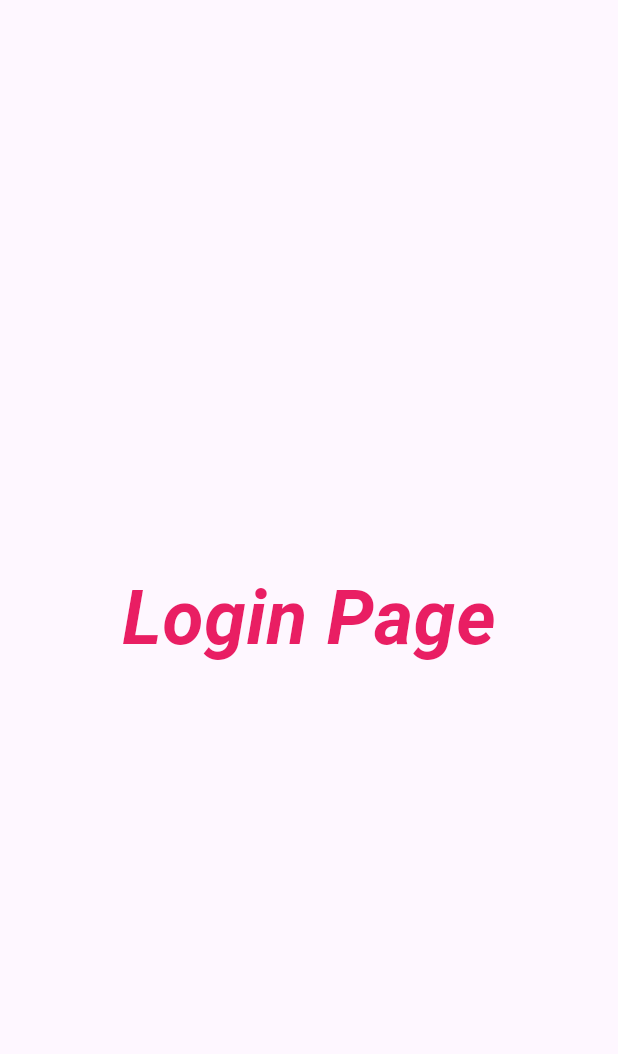
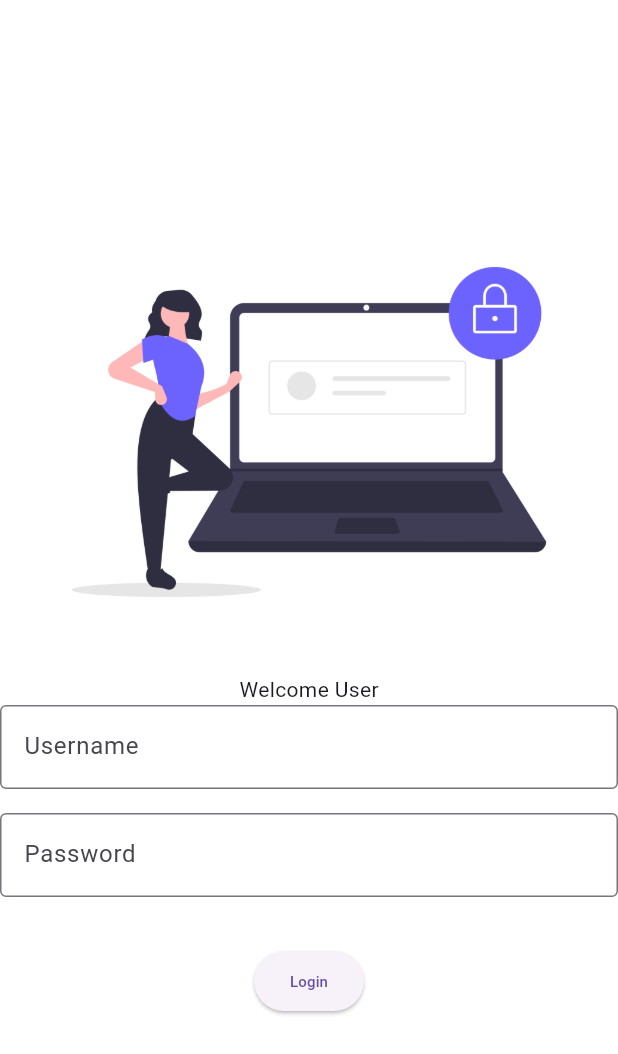
Before and after one commit to Deveshmonitor/flutter_catalog, a Flutter app: the screen it shows after launch, on a phone screen of 412 x 824 dp. Shown: the top 1054 px of the screen. Run offline on Flutter 3.47's test engine with Material 3 defaults, Android fonts, the phone set to English and light mode, and no system bars; our stand-ins replace google_fonts.

Commit message:
day 5 update

```diff
--- a/lib/main.dart
+++ b/lib/main.dart
@@ -1,6 +1,6 @@
 import "package:flutter/material.dart";
-import "package:flutter_catalog/pages/home.dart";
 import "package:flutter_catalog/pages/login.dart";
+import 'package:google_fonts/google_fonts.dart';
 
 void main() {
   runApp(MyApp());
@@ -11,14 +11,17 @@ class MyApp extends StatelessWidget {
 
   @override
   Widget build(BuildContext context) {
-    String dev = "world best programmer";
+    // String dev = "world best programmer";
 
     // final pi = 3.2;
     // const devesh = "devesh";
     // var deve = 1;
     return MaterialApp(
       themeMode: ThemeMode.light,
-      theme: ThemeData(primarySwatch: Colors.deepOrange),
+      theme: ThemeData(
+        primarySwatch: Colors.deepOrange,
+        // primaryTextTheme: GoogleFonts.latoTextTheme(),
+      ),
       darkTheme: ThemeData(brightness: Brightness.dark),
       routes: {
         "/": (context) => Login(),
--- a/lib/pages/login.dart
+++ b/lib/pages/login.dart
@@ -1,18 +1,57 @@
 import 'package:flutter/material.dart';
 
 class Login extends StatelessWidget {
+  final TextEditingController usernameController = TextEditingController();
+  final TextEditingController passwordController = TextEditingController();
+
+  Login({super.key});
+
   @override
   Widget build(BuildContext context) {
     return Material(
-      child: Center(
-        child: Text(
-          "Login Page",
-          style: TextStyle(
-              fontSize: 50,
-              color: Colors.pink,
-              fontWeight: FontWeight.bold,
-              fontStyle: FontStyle.italic),
-        ),
+      color: Colors.white,
+      child: Column(
+        mainAxisAlignment: MainAxisAlignment.center,
+        children: [
+          Image.asset(
+            "assets/login.png",
+            fit: BoxFit.cover,
+          ),
+          SizedBox(
+            height: 20,
+          ),
+          Text("Welcome User"),
+          TextField(
+            controller: usernameController,
+            decoration: const InputDecoration(
+              labelText: 'Username',
+              hintText: "Enter Your Username",
+              border: OutlineInputBorder(),
+            ),
+          ),
+          const SizedBox(height: 16),
+          TextField(
+            controller: passwordController,
+            obscureText: true,
+            decoration: const InputDecoration(
+              hintText: "Enter Your Password",
+              labelText: 'Password',
+              border: OutlineInputBorder(),
+            ),
+          ),
+          const SizedBox(height: 32),
+          ElevatedButton(
+            onPressed: () {
+              // Add your login logic here
+              print('Username: ${usernameController.text}');
+              print('Password: ${passwordController.text}');
+            },
+            child: const Text(
+              'Login',
+              style: TextStyle(fontSize: 10),
+            ),
+          ),
+        ],
       ),
     );
   }
```
Also changed, not shown: pubspec.yaml (+5 -6 lines), assets/login.png (added), pubspec.lock, 1 other file.
